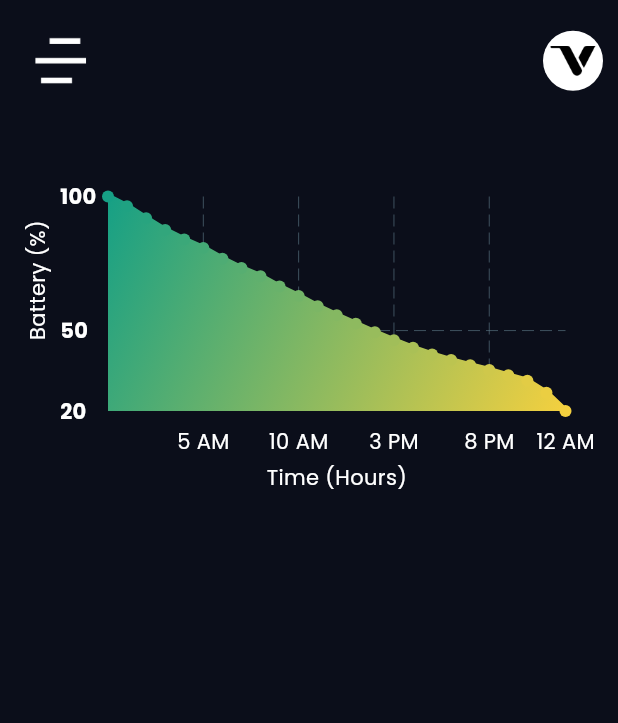
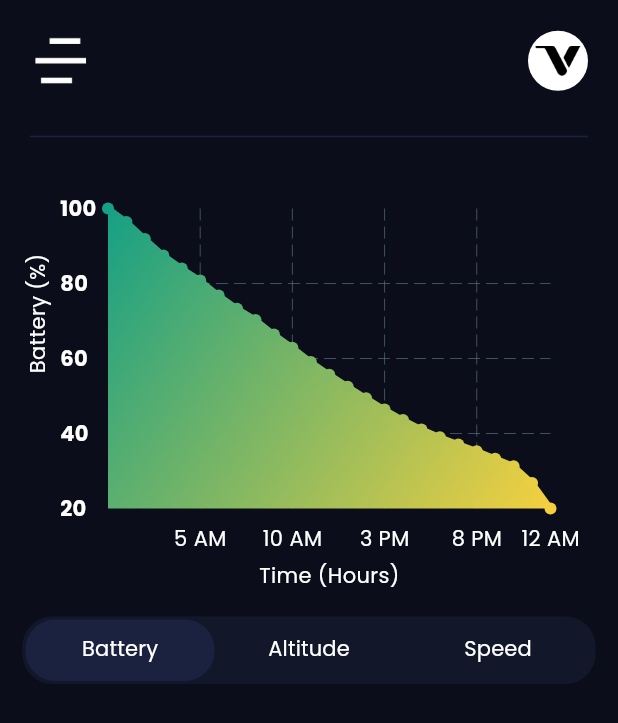
Before and after one commit to kaidoj/first-flutter-app, a Flutter app: the screen it shows after launch, on a phone screen of 412 x 824 dp. Shown: the top 723 px of the screen. Run offline on Flutter 3.47's test engine with Material 3 defaults, Android fonts, the phone set to English and light mode, and no system bars; drawn by our look-alikes of fl_chart; our stand-ins replace google_fonts.

Commit message:
Added tabs

```diff
--- a/lib/main.dart
+++ b/lib/main.dart
@@ -1,6 +1,6 @@
-import 'package:first_app/charts/wave_chart.dart';
 import 'package:flutter/material.dart';
 import 'package:first_app/resources/app_colors.dart';
+import 'package:first_app/tabs/chart_tabs.dart';
 
 void main() {
   runApp(const MyApp());
@@ -69,9 +69,11 @@ class _MyHomePageState extends State<MyHomePage> {
           crossAxisAlignment: CrossAxisAlignment.start,
           children: [
             Padding(
-                padding: EdgeInsets.symmetric(
-                  horizontal: horizontalPadding,
-                  vertical: verticalPadding,
+                padding: EdgeInsets.only(
+                  right: horizontalPadding + 10,
+                  left: horizontalPadding,
+                  top: verticalPadding,
+                  bottom: verticalPadding,
                 ),
                 child: Row(
                   mainAxisAlignment: MainAxisAlignment.spaceBetween,
@@ -94,14 +96,27 @@ class _MyHomePageState extends State<MyHomePage> {
                             )))
                   ],
                 )),
+            const Padding(
+              padding: EdgeInsets.only(
+                right: 20,
+              ),
+              child: Divider(
+                height: 20,
+                thickness: 1,
+                indent: 20,
+                endIndent: 0,
+                color: AppColors.dividerColor,
+              )
+            ),
             Padding(
               padding: EdgeInsets.symmetric(
                 horizontal: horizontalPadding,
-                vertical: verticalPadding + 40,
+                vertical: verticalPadding + 20,
               ),
               child: SizedBox(
-                  width: MediaQuery.sizeOf(context).width - 45,
-                  child: const WaveChart()),
+                width: MediaQuery.sizeOf(context).width,
+                child: const ChartTabs(),
+              ),
             )
           ],
         )));
--- a/lib/resources/app_colors.dart
+++ b/lib/resources/app_colors.dart
@@ -4,6 +4,8 @@ class AppColors {
   static const Color primary = contentColorCyan;
   static const Color gradientStart = Color(0xff16a085);
   static const Color gradientEnd = Color(0xfff4d03f);
+  static const Color unselectedTabLabelColor = Color(0xFFB6B6B6);
+  static const Color dividerColor = Color.fromARGB(255, 27, 34, 60);
 
   static const Color contentColorBlack = Color(0xFF0B0E1A);
   static const Color contentColorWhite = Colors.white;
@@ -15,4 +17,6 @@ class AppColors {
   static const Color contentColorPink = Color(0xFFFF3AF2);
   static const Color contentColorRed = Color(0xFFE80054);
   static const Color contentColorCyan = Color(0xFF50E4FF);
+  static const Color contentColorLightGray = Color.fromARGB(255, 27, 34, 64);
+  static const Color contentColorDarkGray = Color.fromARGB(255, 18, 23, 42);
 }
--- a/lib/tabs/chart_tabs.dart
+++ b/lib/tabs/chart_tabs.dart
@@ -1,7 +1,9 @@
+import 'package:first_app/charts/wave_chart.dart';
+import 'package:first_app/resources/app_colors.dart';
 import 'package:flutter/material.dart';
+import 'package:google_fonts/google_fonts.dart';
 
 class ChartTabs extends StatefulWidget {
-
   const ChartTabs({super.key});
 
   @override
@@ -11,6 +13,82 @@ class ChartTabs extends StatefulWidget {
 class _ChartTabsState extends State<ChartTabs> {
   @override
   Widget build(BuildContext context) {
-    return Scaffold();
+    return Container(
+        width: 100,
+        height: 340,
+        child: DefaultTabController(
+          length: 3, // Number of tabs
+          child: Column(
+            children: [
+               // The tab content
+              const Expanded(
+                child: Padding(
+                  padding: EdgeInsets.symmetric(
+                    horizontal: 0,
+                    vertical: 0,
+                  ),
+                  child: TabBarView(
+                  children: [
+                    Padding(
+                      padding: EdgeInsets.only(
+                        top: 8,
+                        right: 35,
+                      ),
+                      child: WaveChart()
+                    ),
+                    Padding(
+                      padding: EdgeInsets.only(
+                        top: 8,
+                        right: 35,
+                      ),
+                      child: WaveChart()
+                    ),
+                    Padding(
+                      padding: EdgeInsets.only(
+                        top: 8,
+                        right: 35,
+                      ),
+                      child: WaveChart()
+                    ),
+                  ],
+                ),
+                ),
+              ),
+              // Container for the rounded gray background and tabs
+              Container(
+                height: 45,
+                padding: const EdgeInsets.all(2),
+                margin: const EdgeInsets.symmetric(horizontal: 5, vertical: 15),
+                decoration: BoxDecoration(
+                  color: AppColors.contentColorDarkGray, // Gray background for the tab container
+                  borderRadius: BorderRadius.circular(20), // Rounded container
+                ),
+                child: TabBar(
+                  labelStyle: TextStyle(
+                    fontSize: 14,
+                    fontWeight: FontWeight.normal,
+                    fontFamily: GoogleFonts.poppins().fontFamily,
+                  ),
+                  dividerColor: Colors.transparent,
+                  indicatorSize: TabBarIndicatorSize.tab,
+                  indicator: BoxDecoration(
+                    color:
+                        AppColors.contentColorLightGray, // Black background for the selected tab
+                    borderRadius:
+                        BorderRadius.circular(20),
+                  ),
+                  labelColor: AppColors.contentColorWhite, // Text color for active tab
+                  unselectedLabelColor:
+                      AppColors.contentColorWhite, // Text color for inactive tabs
+                  tabs: const [
+                    Tab(text: 'Battery'),
+                    Tab(text: 'Altitude'),
+                    Tab(text: 'Speed'),
+                  ],
+                ),
+              )
+            ],
+          ),
+        ));
   }
 }
```
Lines whose indentation alone changed are shown as unchanged.
